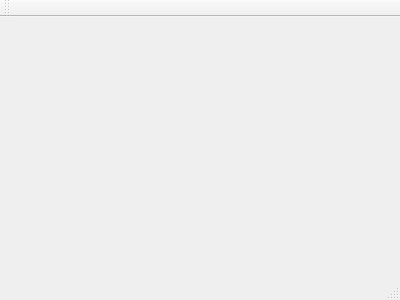
First picture: the form in CuteInstaller/mainwindow.ui, repository babakprojects/CuteInstaller, before the edit.
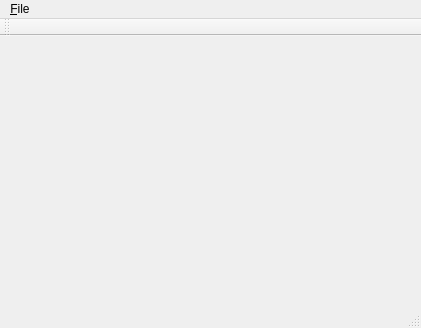
Second picture: the form after the edit.

```diff
--- a/CuteInstaller/mainwindow.ui
+++ b/CuteInstaller/mainwindow.ui
@@ -1,24 +1,51 @@
 <ui version="4.0">
  <class>MainWindow</class>
- <widget class="QMainWindow" name="MainWindow" >
-  <property name="geometry" >
+ <widget class="QMainWindow" name="MainWindow">
+  <property name="geometry">
    <rect>
     <x>0</x>
     <y>0</y>
-    <width>400</width>
-    <height>300</height>
+    <width>421</width>
+    <height>328</height>
    </rect>
   </property>
   <property name="windowTitle" >
    <string>MainWindow</string>
   </property>
-  <widget class="QMenuBar" name="menuBar" />
-  <widget class="QToolBar" name="mainToolBar" />
-  <widget class="QWidget" name="centralWidget" />
-  <widget class="QStatusBar" name="statusBar" />
+  <widget class="QWidget" name="centralWidget"/>
+  <widget class="QMenuBar" name="menuBar">
+   <property name="geometry">
+    <rect>
+     <x>0</x>
+     <y>0</y>
+     <width>421</width>
+     <height>21</height>
+    </rect>
+   </property>
+   <widget class="QMenu" name="menu_File">
+    <property name="title">
+     <string>&amp;File</string>
+    </property>
+    <addaction name="actionOpen_Peoject"/>
+   </widget>
+   <addaction name="menu_File"/>
+  </widget>
+  <widget class="QToolBar" name="mainToolBar">
+   <attribute name="toolBarArea">
+    <enum>TopToolBarArea</enum>
+   </attribute>
+   <attribute name="toolBarBreak">
+    <bool>false</bool>
+   </attribute>
+  </widget>
+  <widget class="QStatusBar" name="statusBar"/>
+  <action name="actionOpen_Peoject">
+   <property name="text">
+    <string>Open Peoject</string>
+   </property>
+  </action>
  </widget>
- <layoutDefault spacing="6" margin="11" />
- <pixmapfunction></pixmapfunction>
+ <layoutdefault spacing="6" margin="11"/>
  <resources/>
  <connections/>
 </ui>
```
Left out of the diff: 3 changed lines with no effect on the pictures.
